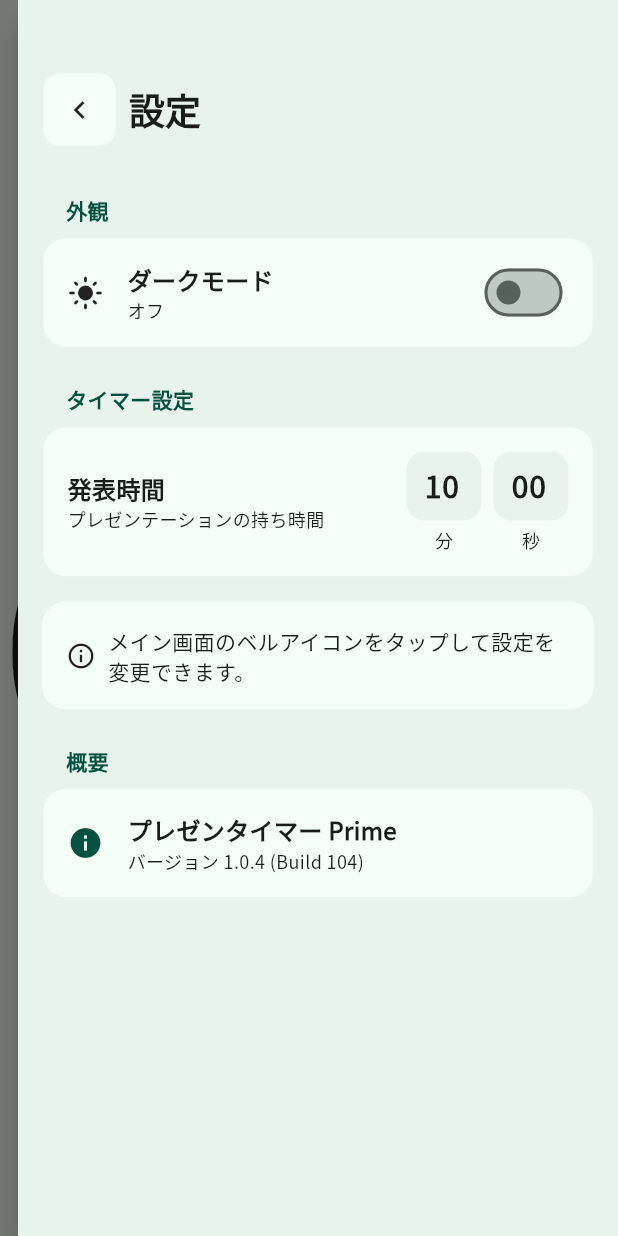
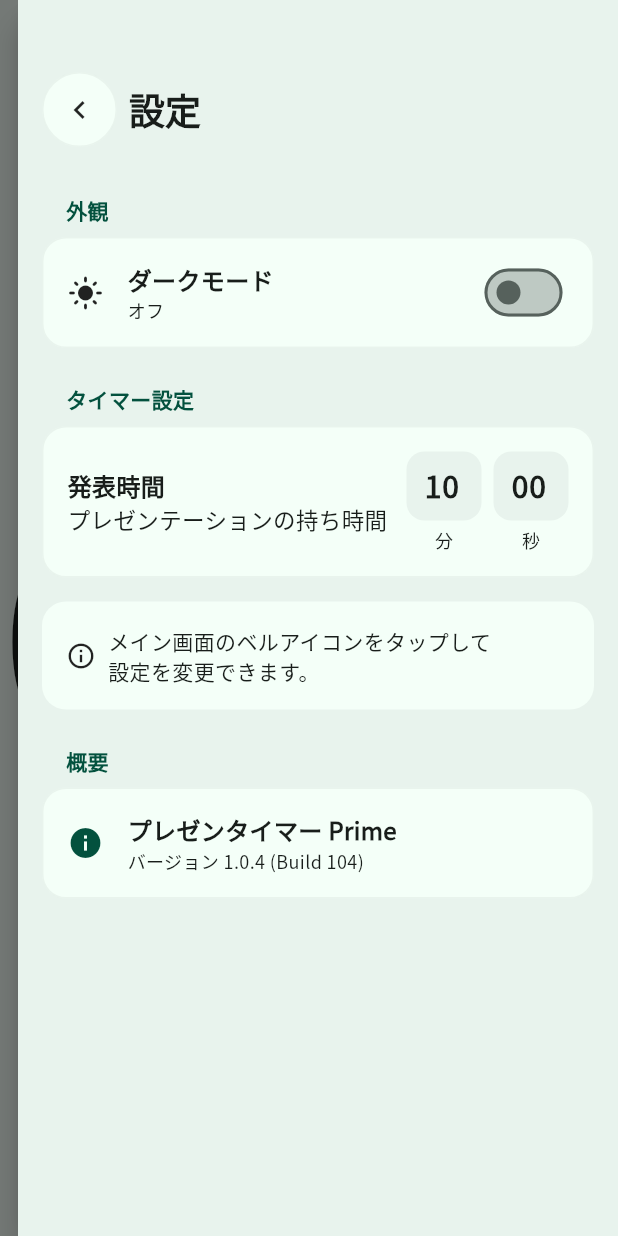
Before and after one commit to Girky0815/presentationtimer_prime, a Flutter app: the screen it shows after launch, after a tap on the "settings" icon, on a phone screen of 412 x 824 dp. Run offline on Flutter 3.47's test engine with Material 3 defaults, Android fonts, the phone set to English and light mode, and no system bars; our stand-ins replace audioplayers, google_fonts, package_info_plus.

Commit message:
UI改善(フォントサイズ，外観)

```diff
--- a/lib/main.dart
+++ b/lib/main.dart
@@ -461,6 +461,7 @@ class TimerScreen extends StatelessWidget {
                           ? (state.displayTime < 0 ? '超過' : '残り')
                           : (state.isOvertime ? '超過' : '経過'),
                       style: TextStyle(
+                        fontSize: 24,
                         color: state.isOvertime
                             ? colorScheme.error
                             : colorScheme.primary,
@@ -743,7 +744,7 @@ class _SettingsPanelState extends State<SettingsPanel> {
                       child: Container(
                         decoration: BoxDecoration(
                           color: colorScheme.surfaceContainerLow,
-                          borderRadius: BorderRadius.circular(12),
+                          borderRadius: BorderRadius.circular(36),
                           border: Border.all(
                               color: colorScheme.outlineVariant
                                   .withValues(alpha: 0.2)),
@@ -852,7 +853,7 @@ class _SettingsPanelState extends State<SettingsPanel> {
                                       color: colorScheme.onSurface)),
                               Text("プレゼンテーションの持ち時間",
                                   style: TextStyle(
-                                      fontSize: 12,
+                                      fontSize: 15,
                                       color: colorScheme.onSurfaceVariant)),
                             ],
                           ),
@@ -890,7 +891,7 @@ class _SettingsPanelState extends State<SettingsPanel> {
                           const SizedBox(width: 8),
                           Flexible(
                             child: Text(
-                              "メイン画面のベルアイコンをタップして設定を変更できます。",
+                              "メイン画面のベルアイコンをタップして\n設定を変更できます。",
                               style: TextStyle(
                                   color: colorScheme.onSurfaceVariant),
                             ),
```
